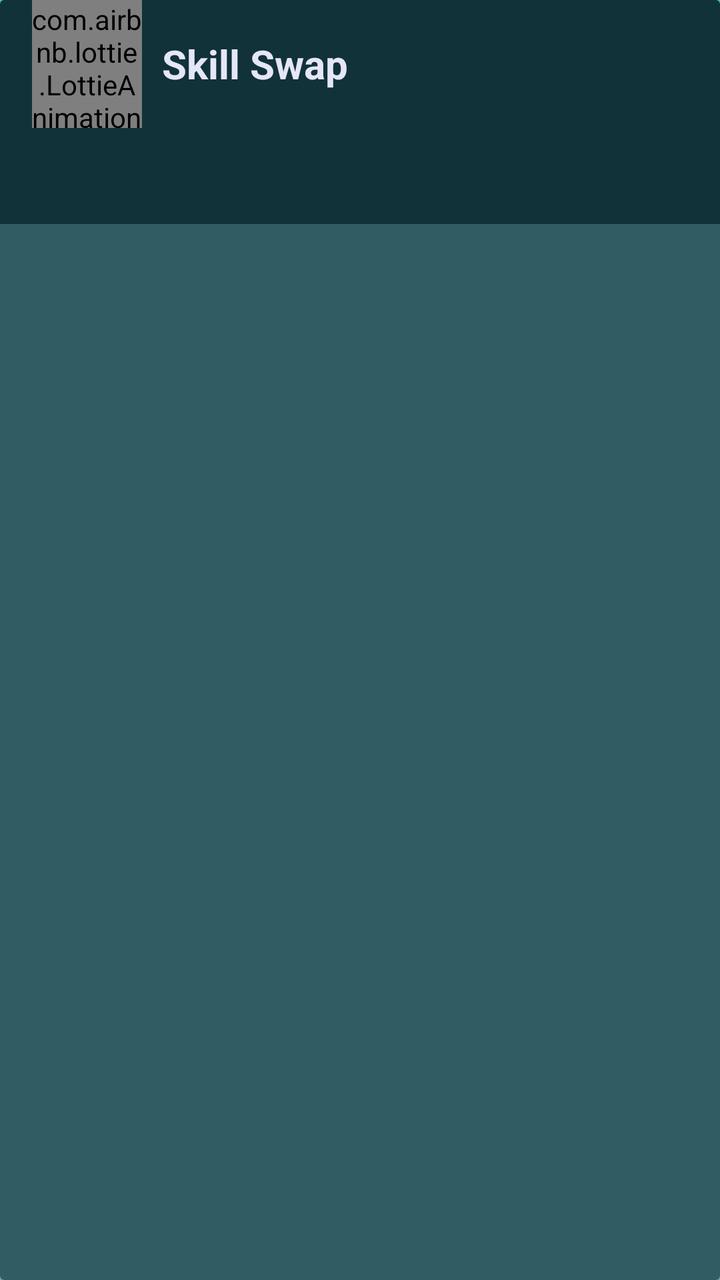
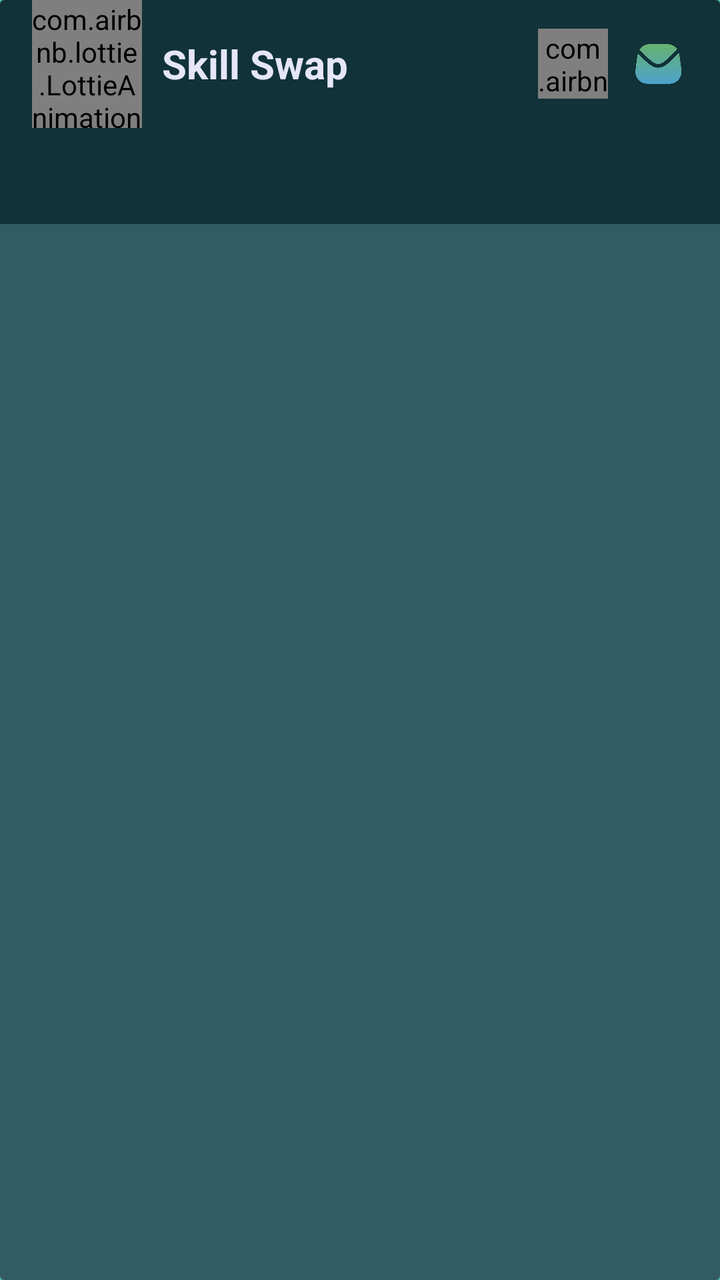

Screens rendered from an Android XML layout before and after an edit, with the pre-edit source and the edit as a unified diff.
<!-- AndroidManifest.xml: application theme Theme.SkillSwapAGenZSkillExchanger -->
<!-- res/layout/activity_main.xml -->
<?xml version="1.0" encoding="utf-8"?>
<androidx.drawerlayout.widget.DrawerLayout xmlns:android="http://schemas.android.com/apk/res/android"
    xmlns:app="http://schemas.android.com/apk/res-auto"
    xmlns:tools="http://schemas.android.com/tools"
    android:id="@+id/drawer_layout"
    android:layout_width="match_parent"
    android:layout_height="match_parent"
    android:background="#4CDBA9"
    app:elevation="0dp"
    tools:context=".MainActivity">

    
    


    
    <androidx.cardview.widget.CardView
        android:id="@+id/content"
        android:layout_width="match_parent"
        android:layout_height="match_parent"

        >

        <RelativeLayout
            android:layout_width="match_parent"
            android:layout_height="match_parent">

            <androidx.appcompat.widget.Toolbar
                android:id="@+id/app_bar"
                android:layout_width="match_parent"
                android:layout_height="?attr/actionBarSize"
                android:background="#103238">

                <LinearLayout
                    android:layout_width="match_parent"
                    android:layout_height="match_parent"
                    android:orientation="horizontal">

                    <FrameLayout
                        android:layout_width="wrap_content"
                        android:layout_height="match_parent">

                        <com.airbnb.lottie.LottieAnimationView
                            android:id="@+id/drawer_icon_home"
                            android:layout_width="55dp"
                            android:layout_height="match_parent"
                            app:lottie_autoPlay="true"
                            app:lottie_loop="true"
                            app:lottie_rawRes="@raw/menu_anim"
                            app:lottie_speed="1" />

                    </FrameLayout>

                    <TextView
                        android:layout_width="match_parent"
                        android:layout_height="match_parent"
                        android:gravity="center_vertical"
                        android:paddingStart="10dp"
                        android:text="Skill Swap"
                        android:textColor="#E6E6FA"
                        android:textSize="20sp"
                        android:textStyle="bold" />

                </LinearLayout>









            </androidx.appcompat.widget.Toolbar>

            <RelativeLayout
                android:layout_width="match_parent"
                android:layout_height="match_parent"
                android:layout_below="@+id/app_bar"
                android:background="#E6E6FA">


                <androidx.viewpager.widget.ViewPager
                    android:id="@+id/view_pager"
                    android:layout_width="match_parent"
                    android:layout_height="match_parent"
                    android:layout_below="@+id/tabs"
                    android:background="#315C63"
                    android:paddingStart="2dp"
                    android:paddingTop="2dp"
                    android:paddingEnd="2dp"
                    app:layout_behavior="@string/appbar_scrolling_view_behavior" />

                
                
                
                
                

                <com.google.android.material.tabs.TabLayout
                    android:id="@+id/tabs"
                    android:layout_width="match_parent"
                    android:layout_height="wrap_content"
                    android:layout_alignParentTop="true"
                    android:background="#103238"
                    app:tabGravity="center"
                    app:tabIndicatorHeight="0dp"
                    app:tabMode="auto"
                    app:tabRippleColor="@null"
                    app:tabSelectedTextColor="#E6E6FA"
                    app:tabTextAppearance="@style/MyTabLayoutTextAppearance"
                    app:tabTextColor="#777777" />


                











            </RelativeLayout>





        </RelativeLayout>

    </androidx.cardview.widget.CardView>

    


    
    <com.google.android.material.navigation.NavigationView
        android:id="@+id/nav_view"
        android:layout_width="270dp"
        android:layout_height="match_parent"
        android:layout_gravity="start"
        android:background="#184249"
        app:elevation="0dp">

        <LinearLayout
            android:layout_width="280dp"
            android:layout_height="match_parent"
            android:layout_gravity="start"
            android:orientation="vertical">

            <LinearLayout
                android:id="@+id/drawer_header"
                android:layout_width="match_parent"
                android:layout_height="200dp"
                android:gravity="center"
                android:orientation="vertical"
                android:paddingTop="30dp">


                <ImageView
                    android:layout_width="110dp"
                    android:layout_height="110dp"
                    android:layout_marginTop="20dp"
                    android:src="@drawable/ic_skill_swap_logo" />


                <TextView
                    android:layout_width="wrap_content"
                    android:layout_height="wrap_content"
                    android:layout_marginTop="10dp"
                    android:fontFamily="@font/nunito_regular"
                    android:text="Skill Swap"
                    android:textColor="#E6E6FA"
                    android:textSize="20sp" />
            </LinearLayout>

            <ScrollView
                android:layout_width="match_parent"
                android:layout_height="wrap_content"
                android:paddingBottom="60dp"
                >
                <LinearLayout
                    android:layout_width="280dp"
                    android:layout_height="match_parent"
                    android:layout_gravity="start"
                    android:orientation="vertical">
            <RelativeLayout
                android:id="@+id/cnicvar_nav"
                android:layout_width="match_parent"
                android:layout_height="55dp"
                android:layout_marginLeft="20dp"
                                android:layout_marginTop="10dp"
                android:layout_marginRight="20dp"
                android:gravity="center"
                android:background="@drawable/bg_reject"
                android:elevation="10dp">















                    <TextView
                        android:layout_width="wrap_content"
                        android:layout_height="match_parent"
                        android:gravity="center_vertical"
                        android:paddingStart="20dp"
                        android:text="CNIC Verification"
                        android:textColor="#E6E6FA"
                        android:textSize="15dp"
                        android:textStyle="bold">

                    </TextView>

            </RelativeLayout>
                <RelativeLayout
                    android:id="@+id/help_Support_nav"
                    android:layout_width="match_parent"
                    android:layout_height="55dp"
                    android:layout_marginLeft="20dp"
                                    android:layout_marginTop="10dp"
                    android:layout_marginRight="20dp"
                    android:gravity="center"
                    android:background="@drawable/bg_reject"
                    android:elevation="10dp">

                    
                    
                    
                    

                    
                    
                    
                    
                    
                    

                    

                    <TextView
                        android:layout_width="wrap_content"
                        android:layout_height="match_parent"
                        android:gravity="center_vertical"
                        android:paddingStart="20dp"
                        android:text="Help and Support"
                        android:textColor="#E6E6FA"
                        android:textSize="15dp"
                        android:textStyle="bold">

                    </TextView>
                    
                </RelativeLayout>
                <RelativeLayout
                    android:id="@+id/session_rate_nav"
                    android:layout_width="match_parent"
                    android:layout_height="55dp"
                    android:layout_marginLeft="20dp"
                                    android:layout_marginTop="10dp"
                    android:layout_marginRight="20dp"
                    android:gravity="center"
                    android:background="@drawable/bg_reject"
                    android:elevation="10dp">

                    
                    
                    
                    

                    
                    
                    
                    
                    
                    

                    

                    <TextView
                        android:layout_width="wrap_content"
                        android:layout_height="match_parent"
                        android:gravity="center_vertical"
                        android:paddingStart="20dp"
                        android:text="Session Feedback"
                        android:visibility="gone"
                        android:textColor="#E6E6FA"
                        android:textSize="15dp"
                        android:textStyle="bold">

                    </TextView>
                    
                </RelativeLayout>
                <RelativeLayout
                    android:id="@+id/report_user_nav"
                    android:layout_width="match_parent"
                    android:layout_height="55dp"
                    android:layout_marginLeft="20dp"
                                    android:layout_marginTop="10dp"
                    android:layout_marginRight="20dp"
                    android:gravity="center"
                    android:background="@drawable/bg_reject"
                    android:elevation="10dp">

                    
                    
                    
                    

                    
                    
                    
                    
                    
                    

                    

                    <TextView
                        android:layout_width="wrap_content"
                        android:layout_height="match_parent"
                        android:gravity="center_vertical"
                        android:paddingStart="20dp"
                        android:text="Report User"
                        android:textColor="#E6E6FA"
                        android:textSize="15dp"
                        android:textStyle="bold">

                    </TextView>
                    
                </RelativeLayout>
                <RelativeLayout
                    android:id="@+id/search_user_nav"
                    android:layout_width="match_parent"
                    android:layout_height="55dp"
                    android:layout_marginLeft="20dp"
                                    android:layout_marginTop="10dp"
                    android:layout_marginRight="20dp"
                    android:gravity="center"
                    android:background="@drawable/bg_reject"
                    android:elevation="10dp">

                    
                    
                    
                    

                    
                    
                    
                    
                    
                    

                    

                    <TextView
                        android:layout_width="wrap_content"
                        android:layout_height="match_parent"
                        android:gravity="center_vertical"
                        android:paddingStart="20dp"
                        android:text="Search User"
                        android:textColor="#E6E6FA"
                        android:textSize="15dp"
                        android:textStyle="bold">

                    </TextView>
                    
                </RelativeLayout>
                <RelativeLayout
                    android:id="@+id/session_details_nav"
                    android:layout_width="match_parent"
                    android:layout_height="55dp"
                    android:layout_marginLeft="20dp"
                                    android:layout_marginTop="10dp"
                    android:layout_marginRight="20dp"
                    android:gravity="center"
                    android:background="@drawable/bg_reject"
                    android:elevation="10dp">

                    
                    
                    
                    

                    
                    
                    
                    
                    
                    

                    

                    <TextView
                        android:layout_width="wrap_content"
                        android:layout_height="match_parent"
                        android:gravity="center_vertical"
                        android:paddingStart="20dp"
                        android:text="Session Details"
                        android:textColor="#E6E6FA"
                        android:textSize="15dp"
                        android:textStyle="bold">

                    </TextView>
                    
                </RelativeLayout>
                <RelativeLayout
                    android:id="@+id/session_reminder_nav"
                    android:layout_width="match_parent"
                    android:layout_height="55dp"
                    android:layout_marginLeft="20dp"
                                    android:layout_marginTop="10dp"
                    android:layout_marginRight="20dp"
                    android:gravity="center"
                    android:background="@drawable/bg_reject"
                    android:elevation="10dp">

                    
                    
                    
                    

                    
                    
                    
                    
                    
                    

                    

                    <TextView
                        android:layout_width="wrap_content"
                        android:layout_height="match_parent"
                        android:gravity="center_vertical"
                        android:paddingStart="20dp"
                        android:text="Session Reminder"
                        android:textColor="#E6E6FA"
                        android:textSize="15dp"
                        android:textStyle="bold">

                    </TextView>
                    
                </RelativeLayout>
                    <RelativeLayout
                        android:id="@+id/chat_system_nav"
                        android:layout_width="match_parent"
                        android:layout_height="55dp"
                        android:layout_marginLeft="20dp"
                        android:layout_marginTop="10dp"
                        android:layout_marginRight="20dp"
                        android:gravity="center"
                        android:background="@drawable/bg_reject"
                        android:elevation="10dp">

                        
                        
                        
                        

                        
                        
                        
                        
                        
                        

                        

                        <TextView
                            android:layout_width="wrap_content"
                            android:layout_height="match_parent"
                            android:gravity="center_vertical"
                            android:paddingStart="20dp"
                            android:text="Chat System"
                            android:textColor="#E6E6FA"
                            android:textSize="15dp"
                            android:textStyle="bold">

                        </TextView>
                        
                    </RelativeLayout>

                    <RelativeLayout
                        android:id="@+id/data_collextion_nav"
                        android:layout_width="match_parent"
                        android:layout_height="55dp"
                        android:layout_marginLeft="20dp"
                        android:layout_marginTop="10dp"
                        android:layout_marginRight="20dp"
                        android:gravity="center"
                        android:background="@drawable/bg_reject"
                        android:elevation="10dp">

                        
                        
                        
                        

                        
                        
                        
                        
                        
                        

                        

                        <TextView
                            android:layout_width="wrap_content"
                            android:layout_height="match_parent"
                            android:gravity="center_vertical"
                            android:paddingStart="20dp"
                            android:text="Data Collection"
                            android:textColor="#E6E6FA"
                            android:textSize="15dp"
                            android:textStyle="bold">

                        </TextView>
                        
                    </RelativeLayout>

                    <RelativeLayout
                        android:id="@+id/skill_test_nav"
                        android:layout_width="match_parent"
                        android:layout_height="55dp"
                        android:layout_marginLeft="20dp"
                        android:layout_marginTop="10dp"
                        android:layout_marginRight="20dp"
                        android:gravity="center"
                        android:background="@drawable/bg_reject"
                        android:elevation="10dp">

                        
                        
                        
                        

                        
                        
                        
                        
                        
                        

                        

                        <TextView
                            android:layout_width="wrap_content"
                            android:layout_height="match_parent"
                            android:gravity="center_vertical"
                            android:paddingStart="20dp"
                            android:text="Skill Test"
                            android:textColor="#E6E6FA"
                            android:textSize="15dp"
                            android:textStyle="bold">

                        </TextView>
                        
                    </RelativeLayout>

                    <RelativeLayout
                    android:id="@+id/settings_nav"
                    android:layout_width="match_parent"
                    android:layout_height="55dp"
                    android:layout_marginLeft="20dp"
                                    android:layout_marginTop="10dp"
                    android:layout_marginRight="20dp"
                    android:gravity="center"
                    android:background="@drawable/bg_reject"
                    android:elevation="10dp">

                    
                    
                    
                    

                    
                    
                    
                    
                    
                    

                    

                    <TextView
                        android:layout_width="wrap_content"
                        android:layout_height="match_parent"
                        android:gravity="center_vertical"
                        android:paddingStart="20dp"
                        android:text="Settings"
                        android:textColor="#E6E6FA"
                        android:textSize="15dp"
                        android:textStyle="bold">

                    </TextView>
                    
                </RelativeLayout>


                </LinearLayout>
            </ScrollView>

        </LinearLayout>

        <TextView
            android:layout_width="250dp"
            android:layout_height="27dp"
            android:layout_gravity="bottom|center"
            android:layout_marginBottom="25dp"
            android:text="Learn and Grow Together!"
            android:textAlignment="center"
            android:textColor="#E6E6FA"
            android:textSize="14sp"
            android:textStyle="bold|italic">

        </TextView>
    </com.google.android.material.navigation.NavigationView>
</androidx.drawerlayout.widget.DrawerLayout>
<!-- resources referenced by this layout -->
<resources>
  <!-- drawable bg_reject (drawable) -->
  <shape xmlns:android="http://schemas.android.com/apk/res/android">
      <solid android:color="@android:color/transparent"/>
      <stroke android:width="2dp" android:color="#27F3B3"/>
      <corners android:radius="18dp"/>
  </shape>
  <!-- drawable ic_skill_swap_logo: png bitmap (drawable, 15945 bytes) -->
  <style name="MyTabLayoutTextAppearance" parent="@style/TextAppearance.AppCompat.Widget.ActionBar.Title.Inverse">
          <item name="android:textSize">14sp</item>
          <item name="android:textAllCaps">false</item>
      </style>
  <style name="Theme.SkillSwapAGenZSkillExchanger" parent="Base.Theme.SkillSwapAGenZSkillExchanger" />
  <style name="Base.Theme.SkillSwapAGenZSkillExchanger" parent="Theme.Material3.DayNight.NoActionBar">
          
          <item name="android:statusBarColor">#103238</item>
          
      </style>
</resources>

<!-- the commit's change to res/layout/activity_main.xml (unified diff, before → after) -->
@@ -9,17 +9,10 @@
     app:elevation="0dp"
     tools:context=".MainActivity">
 
-    
-    
-
-
-    
     <androidx.cardview.widget.CardView
         android:id="@+id/content"
         android:layout_width="match_parent"
-        android:layout_height="match_parent"
-
-        >
+        android:layout_height="match_parent">
 
         <RelativeLayout
             android:layout_width="match_parent"
@@ -34,6 +27,7 @@
                 <LinearLayout
                     android:layout_width="match_parent"
                     android:layout_height="match_parent"
+                    android:gravity="center_vertical"
                     android:orientation="horizontal">
 
                     <FrameLayout
@@ -52,8 +46,10 @@
                     </FrameLayout>
 
                     <TextView
-                        android:layout_width="match_parent"
-                        android:layout_height="match_parent"
+                        android:id="@+id/tv_app_title"
+                        android:layout_width="0dp"
+                        android:layout_height="match_parent"
+                        android:layout_weight="1"
                         android:gravity="center_vertical"
                         android:paddingStart="10dp"
                         android:text="Skill Swap"
@@ -61,15 +57,43 @@
                         android:textSize="20sp"
                         android:textStyle="bold" />
 
+                    <com.airbnb.lottie.LottieAnimationView
+                        android:id="@+id/btn_search_header"
+                        android:layout_width="35dp"
+                        android:layout_height="35dp"
+                        android:layout_marginEnd="10dp"
+                        app:lottie_autoPlay="true"
+                        app:lottie_loop="true"
+                        app:lottie_rawRes="@raw/searching"
+                        app:lottie_speed="1" />
+
+                    <RelativeLayout
+                        android:id="@+id/layout_messages_header"
+                        android:layout_width="wrap_content"
+                        android:layout_height="match_parent"
+                        android:gravity="center_vertical"
+                        android:layout_marginEnd="16dp">
+
+                        <ImageView
+                            android:id="@+id/btn_messages_header"
+                            android:layout_width="30dp"
+                            android:layout_height="30dp"
+                            android:src="@drawable/ic_messages"
+                            android:contentDescription="Messages" />
+
+                        <View
+                            android:id="@+id/dot_unread_messages"
+                            android:layout_width="9dp"
+                            android:layout_height="9dp"
+                            android:layout_alignTop="@id/btn_messages_header"
+                            android:layout_alignEnd="@id/btn_messages_header"
+                            android:layout_marginTop="-1dp"
+                            android:layout_marginEnd="-1dp"
+                            android:background="@drawable/bg_unread_dot"
+                            android:visibility="gone" />
+                    </RelativeLayout>
+
                 </LinearLayout>
-
-
-
-
-
-
-
-
 
             </androidx.appcompat.widget.Toolbar>
 
@@ -90,12 +114,6 @@
                     android:paddingTop="2dp"
                     android:paddingEnd="2dp"
                     app:layout_behavior="@string/appbar_scrolling_view_behavior" />
-
-                
-                
-                
-                
-                
 
                 <com.google.android.material.tabs.TabLayout
                     android:id="@+id/tabs"
@@ -112,18 +130,6 @@
                     app:tabTextColor="#777777" />
 
 
-                
-
-
-
-
-
-
-
-
-
-
-
             </RelativeLayout>
 
 
@@ -133,9 +139,6 @@
         </RelativeLayout>
 
     </androidx.cardview.widget.CardView>
-
-    
-
 
     
     <com.google.android.material.navigation.NavigationView
@@ -199,20 +202,6 @@
                 android:background="@drawable/bg_reject"
                 android:elevation="10dp">
 
-
-
-
-
-
-
-
-
-
-
-
-
-
-
                     <TextView
                         android:layout_width="wrap_content"
                         android:layout_height="match_parent"
@@ -224,7 +213,6 @@
                         android:textStyle="bold">
 
                     </TextView>
-
             </RelativeLayout>
                 <RelativeLayout
                     android:id="@+id/help_Support_nav"
@@ -237,20 +225,6 @@
                     android:background="@drawable/bg_reject"
                     android:elevation="10dp">
 
-                    
-                    
-                    
-                    
-
-                    
-                    
-                    
-                    
-                    
-                    
-
-                    
-
                     <TextView
                         android:layout_width="wrap_content"
                         android:layout_height="match_parent"
@@ -262,7 +236,6 @@
                         android:textStyle="bold">
 
                     </TextView>
-                    
                 </RelativeLayout>
                 <RelativeLayout
                     android:id="@+id/session_rate_nav"
@@ -274,20 +247,6 @@
                     android:gravity="center"
                     android:background="@drawable/bg_reject"
                     android:elevation="10dp">
-
-                    
-                    
-                    
-                    
-
-                    
-                    
-                    
-                    
-                    
-                    
-
-                    
 
                     <TextView
                         android:layout_width="wrap_content"
@@ -301,7 +260,6 @@
                         android:textStyle="bold">
 
                     </TextView>
-                    
                 </RelativeLayout>
                 <RelativeLayout
                     android:id="@+id/report_user_nav"
@@ -314,20 +272,6 @@
                     android:background="@drawable/bg_reject"
                     android:elevation="10dp">
 
-                    
-                    
-                    
-                    
-
-                    
-                    
-                    
-                    
-                    
-                    
-
-                    
-
                     <TextView
                         android:layout_width="wrap_content"
                         android:layout_height="match_parent"
@@ -339,7 +283,6 @@
                         android:textStyle="bold">
 
                     </TextView>
-                    
                 </RelativeLayout>
                 <RelativeLayout
                     android:id="@+id/search_user_nav"
@@ -352,20 +295,6 @@
                     android:background="@drawable/bg_reject"
                     android:elevation="10dp">
 
-                    
-                    
-                    
-                    
-
-                    
-                    
-                    
-                    
-                    
-                    
-
-                    
-
                     <TextView
                         android:layout_width="wrap_content"
                         android:layout_height="match_parent"
@@ -377,7 +306,6 @@
                         android:textStyle="bold">
 
                     </TextView>
-                    
                 </RelativeLayout>
                 <RelativeLayout
                     android:id="@+id/session_details_nav"
@@ -390,20 +318,6 @@
                     android:background="@drawable/bg_reject"
                     android:elevation="10dp">
 
-                    
-                    
-                    
-                    
-
-                    
-                    
-                    
-                    
-                    
-                    
-
-                    
-
                     <TextView
                         android:layout_width="wrap_content"
                         android:layout_height="match_parent"
@@ -415,7 +329,6 @@
                         android:textStyle="bold">
 
                     </TextView>
-                    
                 </RelativeLayout>
                 <RelativeLayout
                     android:id="@+id/session_reminder_nav"
@@ -428,20 +341,6 @@
                     android:background="@drawable/bg_reject"
                     android:elevation="10dp">
 
-                    
-                    
-                    
-                    
-
-                    
-                    
-                    
-                    
-                    
-                    
-
-                    
-
                     <TextView
                         android:layout_width="wrap_content"
                         android:layout_height="match_parent"
@@ -453,8 +352,7 @@
                         android:textStyle="bold">
 
                     </TextView>
-                    
-                </RelativeLayout>
+            </RelativeLayout>
                     <RelativeLayout
                         android:id="@+id/chat_system_nav"
                         android:layout_width="match_parent"
@@ -466,20 +364,6 @@
                         android:background="@drawable/bg_reject"
                         android:elevation="10dp">
 
-                        
-                        
-                        
-                        
-
-                        
-                        
-                        
-                        
-                        
-                        
-
-                        
-
                         <TextView
                             android:layout_width="wrap_content"
                             android:layout_height="match_parent"
@@ -491,7 +375,6 @@
                             android:textStyle="bold">
 
                         </TextView>
-                        
                     </RelativeLayout>
 
                     <RelativeLayout
@@ -505,20 +388,6 @@
                         android:background="@drawable/bg_reject"
                         android:elevation="10dp">
 
-                        
-                        
-                        
-                        
-
-                        
-                        
-                        
-                        
-                        
-                        
-
-                        
-
                         <TextView
                             android:layout_width="wrap_content"
                             android:layout_height="match_parent"
@@ -530,7 +399,6 @@
                             android:textStyle="bold">
 
                         </TextView>
-                        
                     </RelativeLayout>
 
                     <RelativeLayout
@@ -544,20 +412,6 @@
                         android:background="@drawable/bg_reject"
                         android:elevation="10dp">
 
-                        
-                        
-                        
-                        
-
-                        
-                        
-                        
-                        
-                        
-                        
-
-                        
-
                         <TextView
                             android:layout_width="wrap_content"
                             android:layout_height="match_parent"
@@ -569,7 +423,6 @@
                             android:textStyle="bold">
 
                         </TextView>
-                        
                     </RelativeLayout>
 
                     <RelativeLayout
@@ -583,20 +436,6 @@
                     android:background="@drawable/bg_reject"
                     android:elevation="10dp">
 
-                    
-                    
-                    
-                    
-
-                    
-                    
-                    
-                    
-                    
-                    
-
-                    
-
                     <TextView
                         android:layout_width="wrap_content"
                         android:layout_height="match_parent"
@@ -608,7 +447,6 @@
                         android:textStyle="bold">
 
                     </TextView>
-                    
                 </RelativeLayout>
 
 
<!-- resource entries referenced after the edit -->
@@ -6,6 +6,13 @@
       <stroke android:width="2dp" android:color="#27F3B3"/>
       <corners android:radius="18dp"/>
   </shape>
+  <!-- drawable bg_unread_dot (drawable) -->
+  <?xml version="1.0" encoding="utf-8"?>
+  <shape xmlns:android="http://schemas.android.com/apk/res/android"
+      android:shape="oval">
+      <solid android:color="#FF0000" />
+  </shape>
+  <!-- drawable ic_messages: png bitmap (drawable, 15028 bytes) -->
   <!-- drawable ic_skill_swap_logo: png bitmap (drawable, 15945 bytes) -->
   <style name="MyTabLayoutTextAppearance" parent="@style/TextAppearance.AppCompat.Widget.ActionBar.Title.Inverse">
           <item name="android:textSize">14sp</item>
